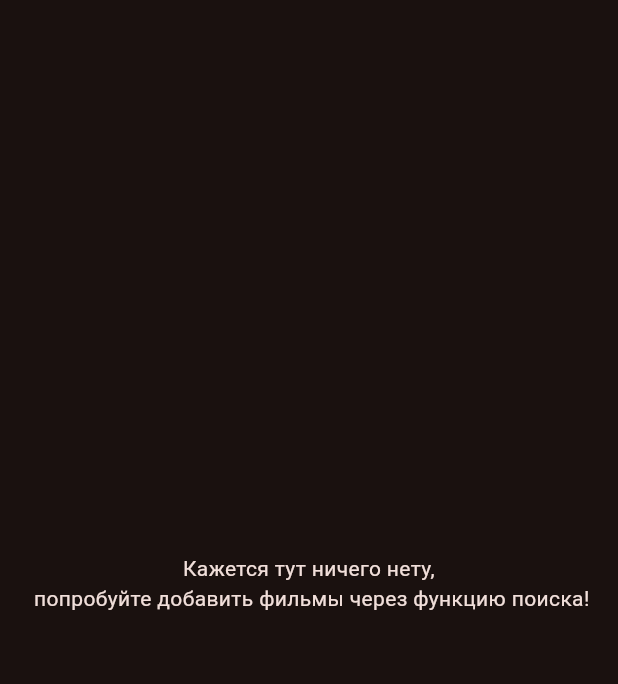
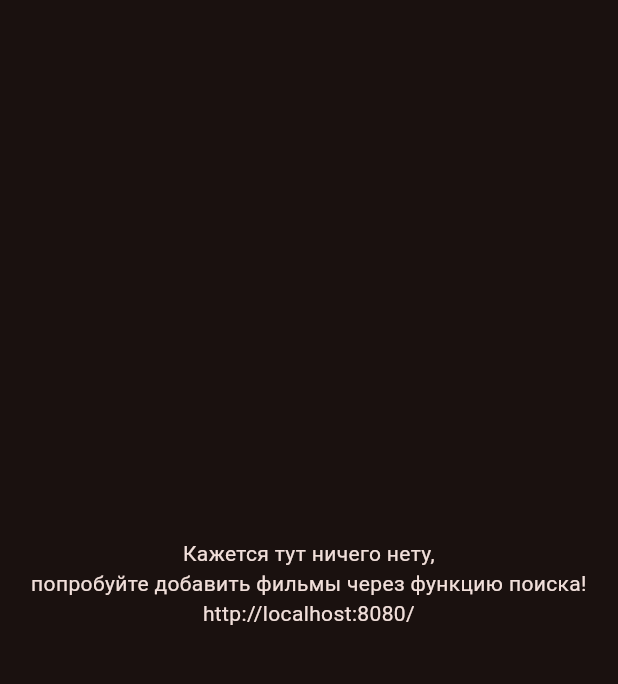
Before and after one commit to Asbecov/Mov1eMatch, a Flutter app: the screen it shows after launch, on a phone screen of 412 x 824 dp, the part 77-761 px from its top. Run offline on Flutter 3.47's test engine with Material 3 defaults, Android fonts, the phone set to English and light mode, and no system bars; our stand-ins replace bloc, confetti, dio, equatable, flutter_bloc, flutter_card_swiper and 4 more; missing offline and left inert: serverpod, serverpod_client; statements that could not run were skipped.

Commit message:
fix:fixing action

```diff
--- a/mmm_flutter/lib/features/create/views/create_view.dart
+++ b/mmm_flutter/lib/features/create/views/create_view.dart
@@ -4,6 +4,7 @@ import 'package:flutter/material.dart';
 import 'package:flutter_bloc/flutter_bloc.dart';
 import 'package:flutter_svg/flutter_svg.dart';
 import 'package:go_router/go_router.dart';
+import 'package:mmm/common/constants/app_constants.dart';
 import 'package:mmm/common/constants/assets.dart';
 import 'package:mmm/common/constants/routing_constants.dart';
 
@@ -127,7 +128,7 @@ class _CreateViewState extends State<CreateView> {
                 )
               : Center(
                   child: Text(
-                    'Кажется тут ничего нету,\n попробуйте добавить фильмы через функцию поиска!',
+                    'Кажется тут ничего нету,\nпопробуйте добавить фильмы через функцию поиска!\n$serverUrl',
                     textAlign: TextAlign.center,
                   ),
                 ),
```
Also changed, not shown: 1 other file.
